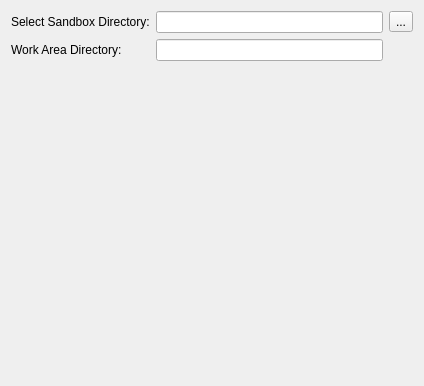
Qt form Ui/SelectCloneDir.ui (towel42-com/EZGit) before a commit.
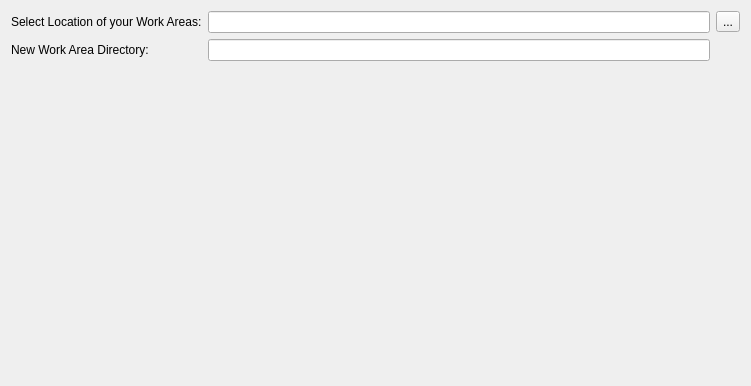
The same form after that commit. Icons and pictures are not drawn.

What changed in the file:
```diff
--- a/Ui/SelectCloneDir.ui
+++ b/Ui/SelectCloneDir.ui
@@ -6,7 +6,7 @@
    <rect>
     <x>0</x>
     <y>0</y>
-    <width>424</width>
+    <width>751</width>
     <height>386</height>
    </rect>
   </property>
@@ -14,13 +14,13 @@
    <string>WizardPage</string>
   </property>
   <property name="title">
-   <string>Select Sandbox &amp; Repository Directory</string>
+   <string>Set New Work Area Directory</string>
   </property>
   <layout class="QGridLayout" name="gridLayout">
    <item row="0" column="0">
     <widget class="QLabel" name="label">
      <property name="text">
-      <string>Select Sandbox Directory:</string>
+      <string>Select Location of your Work Areas:</string>
      </property>
     </widget>
    </item>
@@ -53,7 +53,7 @@
    <item row="1" column="0">
     <widget class="QLabel" name="label_2">
      <property name="text">
-      <string>Work Area Directory:</string>
+      <string>New Work Area Directory:</string>
      </property>
     </widget>
    </item>
```
